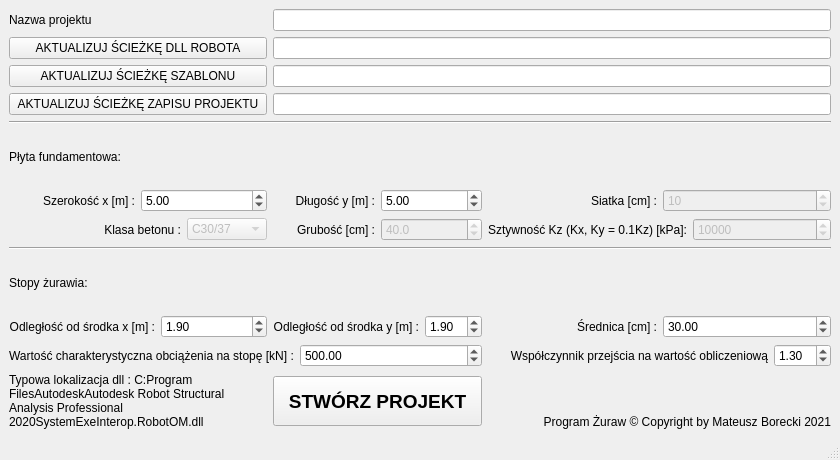
Qt form program zuraw/gui_qt.ui (mateuszac/Prywatne) before a commit.
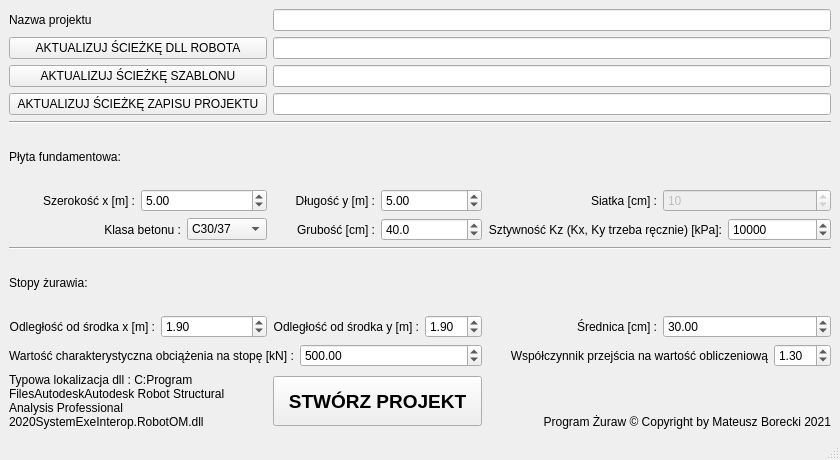
The same form after that commit.

What changed in the file:
```diff
--- a/program zuraw/gui_qt.ui
+++ b/program zuraw/gui_qt.ui
@@ -158,7 +158,7 @@
       <item>
        <widget class="QComboBox" name="klasa_betonu_gui">
         <property name="enabled">
-         <bool>false</bool>
+         <bool>true</bool>
         </property>
         <property name="sizePolicy">
          <sizepolicy hsizetype="Minimum" vsizetype="Fixed">
@@ -226,7 +226,7 @@
       <item>
        <widget class="QLabel" name="label_21">
         <property name="text">
-         <string>Sztywność Kz (Kx, Ky = 0.1Kz) [kPa]:</string>
+         <string>Sztywność Kz (Kx, Ky trzeba ręcznie) [kPa]:</string>
         </property>
         <property name="alignment">
          <set>Qt::AlignRight|Qt::AlignTrailing|Qt::AlignVCenter</set>
@@ -236,7 +236,7 @@
       <item>
        <widget class="QDoubleSpinBox" name="sztywnosc_plyty_gui">
         <property name="enabled">
-         <bool>false</bool>
+         <bool>true</bool>
         </property>
         <property name="decimals">
          <number>0</number>
@@ -266,7 +266,7 @@
       <item>
        <widget class="QDoubleSpinBox" name="grubosc_plyty_gui">
         <property name="enabled">
-         <bool>false</bool>
+         <bool>true</bool>
         </property>
         <property name="decimals">
          <number>1</number>
```
Left out of the diff: 2 changed lines with no effect on the pictures.
